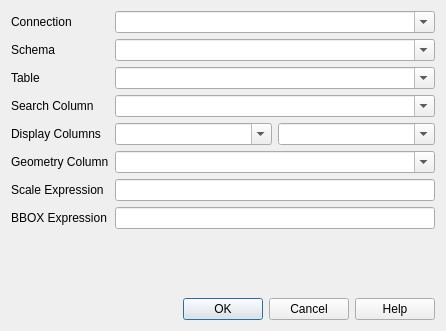
The window that Discovery/config_dialog.ui (lutraconsulting/qgis-discovery-plugin) describes before a commit, drawn with Qt 5.
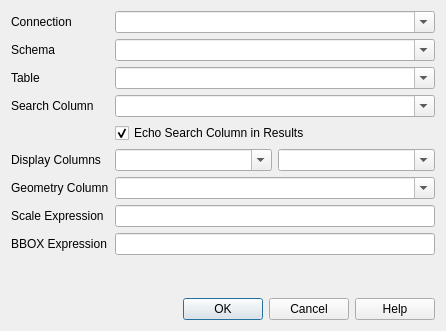
The same window after the commit.

Commit message: Inclusion of search column in results now optional

Patch:
```diff
--- a/Discovery/config_dialog.ui
+++ b/Discovery/config_dialog.ui
@@ -108,14 +108,14 @@
        </property>
       </widget>
      </item>
-     <item row="4" column="0">
+     <item row="5" column="0">
       <widget class="QLabel" name="label_4">
        <property name="text">
         <string>Display Columns</string>
        </property>
       </widget>
      </item>
-     <item row="4" column="1">
+     <item row="5" column="1">
       <layout class="QHBoxLayout" name="horizontalLayout">
        <item>
         <widget class="QComboBox" name="cboDisplayColumn1">
@@ -151,14 +151,14 @@
        </item>
       </layout>
      </item>
-     <item row="5" column="0">
+     <item row="6" column="0">
       <widget class="QLabel" name="label_5">
        <property name="text">
         <string>Geometry Column</string>
        </property>
       </widget>
      </item>
-     <item row="5" column="1">
+     <item row="6" column="1">
       <widget class="QComboBox" name="cboGeomColumn">
        <property name="sizePolicy">
         <sizepolicy hsizetype="Expanding" vsizetype="Fixed">
@@ -174,26 +174,36 @@
        </property>
       </widget>
      </item>
-     <item row="6" column="0">
+     <item row="7" column="0">
       <widget class="QLabel" name="label_7">
        <property name="text">
         <string>Scale Expression</string>
        </property>
       </widget>
      </item>
-     <item row="6" column="1">
+     <item row="7" column="1">
       <widget class="QLineEdit" name="editScaleExpr"/>
      </item>
-     <item row="7" column="0">
+     <item row="8" column="0">
       <widget class="QLabel" name="label_8">
        <property name="text">
         <string>BBOX Expression</string>
        </property>
       </widget>
      </item>
-     <item row="7" column="1">
+     <item row="8" column="1">
       <widget class="QLineEdit" name="editBboxExpr"/>
      </item>
+     <item row="4" column="1">
+      <widget class="QCheckBox" name="cbEchoSearchColumn">
+       <property name="text">
+        <string>Echo Search Column in Results</string>
+       </property>
+       <property name="checked">
+        <bool>true</bool>
+       </property>
+      </widget>
+     </item>
     </layout>
    </item>
    <item>
```
The commit also changes 4 other files.
